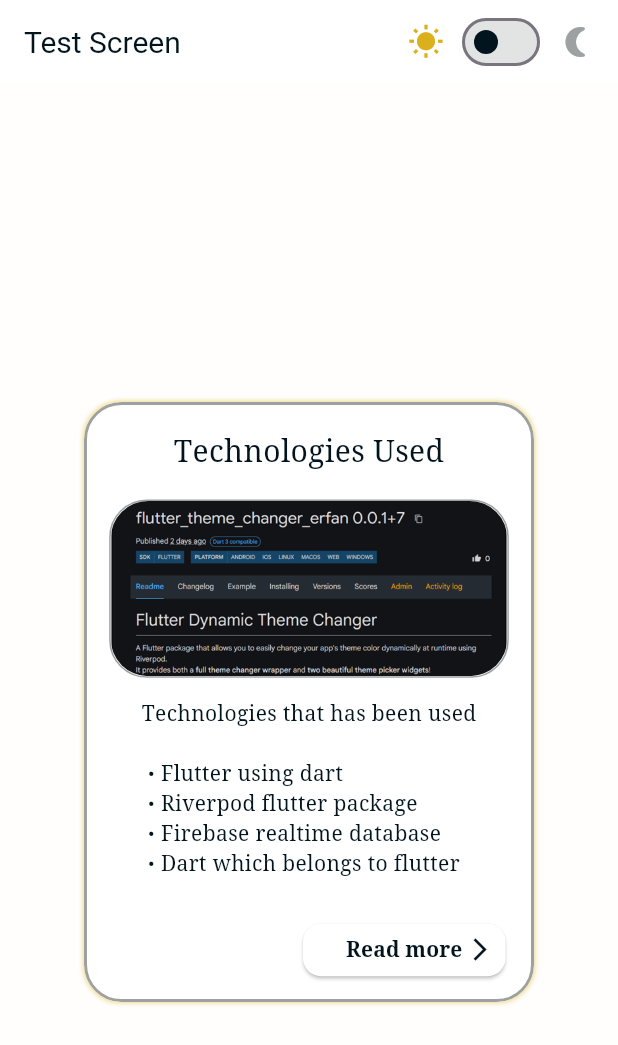
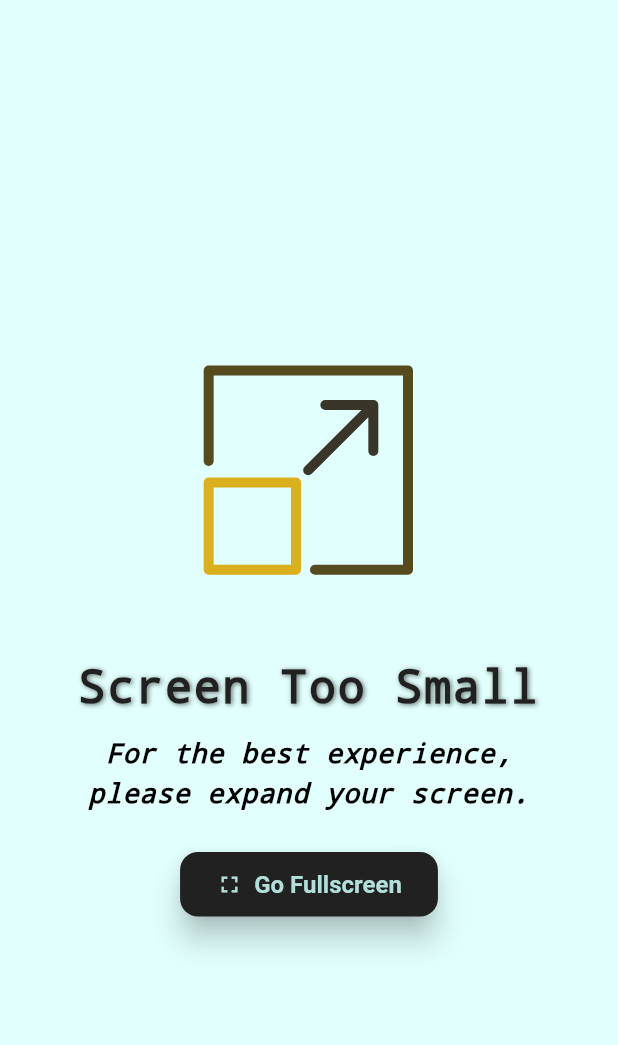
Before and after one commit to erfanalizada/portfolio, a Flutter app: the screen it shows after launch, on a phone screen of 412 x 824 dp. Shown: the top 1045 px of the screen. Run offline on Flutter 3.47's test engine with Material 3 defaults, Android fonts, the phone set to English and light mode, and no system bars; our stand-ins replace flutter_riverpod, lottie, shared_preferences, web; missing offline and left inert: dart:js_interop.

Commit message:
Added the hero widget, Added a screen overlay upon screen size change

```diff
--- /dev/null
+++ b/lib/app/helpers/web_fullscreen_helper.dart
@@ -0,0 +1,15 @@
+@JS()
+library web_fullscreen_helper;
+
+import 'package:web/web.dart' as web;
+import 'dart:js_interop';
+
+@JS('Element.prototype.requestFullscreen')
+external JSFunction get _requestFullscreen;
+
+/// Requests fullscreen mode for the entire document.
+/// Works on Flutter Web with no deprecated imports.
+void enterFullscreen() {
+  final htmlElement = web.document.documentElement!;
+  _requestFullscreen.callAsFunction(htmlElement);
+}
--- a/lib/app/models/color_model.dart
+++ b/lib/app/models/color_model.dart
@@ -1,4 +1,6 @@
 import 'dart:ui';
+
+import 'package:flutter/material.dart';
 
 class AppColors {
   final Color button;
@@ -9,6 +11,7 @@ class AppColors {
   final Color links;
   final Color border;
   final Color buttonText;
+  final Color appbar;
 
   const AppColors({
     required this.button,
@@ -18,6 +21,7 @@ class AppColors {
     required this.text,
     required this.links,
     required this.border,
-    required this.buttonText
+    required this.buttonText,
+    required this.appbar,
   });
 }
--- a/lib/app/providers/theme/theme_provider.dart
+++ b/lib/app/providers/theme/theme_provider.dart
@@ -3,31 +3,33 @@ import 'package:flutter_riverpod/flutter_riverpod.dart';
 import 'package:portfolio/app/providers/theme/theme_saver_class.dart';
 import 'package:portfolio/app/models/color_model.dart';
 
-final darkModeProvider  = AsyncNotifierProvider<ModeNotifier,bool>(ModeNotifier.new);
+final darkModeProvider = AsyncNotifierProvider<ModeNotifier, bool>(ModeNotifier.new);
+
+const lightAppColors = AppColors(
+  button: Color(0xFF4CAF50),              // Vibrant lime green for buttons (from "Lime" 500)
+  primary: Color.fromARGB(255, 225, 255, 253),             // Light cyan background (inspired by overall light tone)
+  secondary: Color(0xFFB2DFDB),           // Softer cyan for surfaces (from "Tiber" lighter shades)
+  title: Color(0xFF212121),               // Dark gray for bold headers (from "Fusveous Gray" darker tones)
+  text: Color.fromARGB(255, 0, 0, 0),                // Medium gray for readable text
+  buttonText: Color(0xFFFFFFFF),          // Crisp white for button text
+  links: Color(0xFF2196F3),               // Bright blue for links (from "Tiber" blues)
+  border: Color(0xFFB0BEC5),              // Light gray-blue for borders
+  appbar: Color(0xFFB2DFDB),              // Fresh cyan for app bar (from "Tiber" 300-400 range)
+);
 
 
-const lightAppColors = AppColors(
-  button: Colors.white,
-  primary: Color(0xFFFFFEFD),
-  secondary: Color(0xFFFFFFFF),
-  title: Color(0xFF094DBE),
-  text: Color(0xFF02141D),
-  buttonText: Color(0xFF02141D),
-  links: Color(0xFFDAB11C),
-  border: Color(0xFF9DA1A2),
-);
 
 const darkAppColors = AppColors(
-  button: Color(0xFFDAB11C),
-  primary: Color(0xFF02141D),
-  secondary: Color(0xFF001E29),
-  title: Color(0xFFDAB11C),
-  text: Color(0xFFFFFEFD),
-  buttonText: Color(0xFF02141D),
-  links: Color(0xFF55C3E1),
-  border: Color(0xFF40565E),
+  button: Color(0xFFDAB11C),                        // Golden yellow
+  primary: Color(0xFF02141D),                       // Deep navy
+  secondary: Color(0xFF001E29),                     // Darker contrast
+  title: Color(0xFFDAB11C),                         // Same gold for brand
+  text: Color(0xFFFFFEFD),                          // Off-white text
+  buttonText: Color(0xFF02141D),                    // Dark on gold
+  links: Color(0xFF55C3E1),                         // Light blue links
+  border: Color(0xFF40565E),                        // Dark grey-blue borders
+  appbar: Color(0xFF001E29),                        // Slightly lighter than primary for hierarchy
 );
-
 
 final appColorsProvider = Provider<AppColors>((ref) {
   final isDarkMode = ref.watch(darkModeProvider).value ?? false;
--- a/lib/app/screens/test_screen.dart
+++ b/lib/app/screens/test_screen.dart
@@ -7,6 +7,7 @@ import 'package:portfolio/app/providers/theme/theme_provider.dart';
 import 'package:portfolio/app/widgets/glow_wrapper.dart';
 import 'package:portfolio/app/widgets/small_container.dart';
 import 'package:portfolio/app/widgets/toggle_widget.dart';
+import 'package:portfolio/app/widgets/hero_widget.dart';
 
 class TestScreen extends ConsumerWidget {
   const TestScreen({super.key});
@@ -17,13 +18,18 @@ class TestScreen extends ConsumerWidget {
     final ITextBuilder generateText = ref.watch(textProvider);
 
     final Map<String, List<String>> techStack = {
-      'Technologies that has been used': ['Flutter using dart', 'Riverpod flutter package', 'Firebase realtime database', 'Dart which belongs to flutter'],
+      'Technologies that has been used': [
+        'Flutter using dart',
+        'Riverpod flutter package',
+        'Firebase realtime database',
+        'Dart which belongs to flutter',
+      ],
     };
 
     return Scaffold(
       backgroundColor: getColors.primary,
       appBar: AppBar(
-        backgroundColor: getColors.secondary,
+        backgroundColor: getColors.appbar,
         title: const Text("Test Screen"),
         titleTextStyle: TextStyle(fontSize: 20, color: getColors.text),
         actions: [
@@ -33,14 +39,40 @@ class TestScreen extends ConsumerWidget {
           ),
         ],
       ),
-      body: SingleChildScrollView(
-        child: ConstrainedBox(
-          constraints: BoxConstraints(
-            minHeight: MediaQuery.of(context).size.height,
+      body: LayoutBuilder(
+        builder: (context, constraints) {
+          // 👇 Changed breakpoint from 800 to 1050
+          final bool isSmallScreen = constraints.maxWidth < 1050;
+
+          return SingleChildScrollView(
+            padding: const EdgeInsets.symmetric(vertical: 40),
+            child: Center(
+              child: Flex(
+                direction: isSmallScreen ? Axis.vertical : Axis.horizontal,
+                mainAxisAlignment: MainAxisAlignment.center,
+                crossAxisAlignment: CrossAxisAlignment.center,
+                children: [
+                  Container(
+                    width: isSmallScreen ? double.infinity : null,
+                    padding: const EdgeInsets.all(8),
+                    constraints: const BoxConstraints(maxWidth: 700),
+                    child: GlowWrapper(
+                      color: getColors.links,
+                      intensity: 2,
+                      hoverIntensity: 25,
+                      hoverSpread: 2,
+                      radius: 25,
+                      child: HeroWidget(colors: getColors),
                     ),
-          child: Center(
-            child: Padding(
-              padding: const EdgeInsets.symmetric(vertical: 40),
+                  ),
+                  SizedBox(
+                    width: isSmallScreen ? 0 : 40,
+                    height: isSmallScreen ? 40 : 0,
+                  ),
+                  Container(
+                    width: isSmallScreen ? double.infinity : null,
+                    padding: const EdgeInsets.all(8),
+                    constraints: const BoxConstraints(maxWidth: 300),
                     child: GlowWrapper(
                       color: getColors.links,
                       intensity: 2,
@@ -55,8 +87,11 @@ class TestScreen extends ConsumerWidget {
                       ),
                     ),
                   ),
+                ],
               ),
             ),
+          );
+        },
       ),
     );
   }
--- /dev/null
+++ b/lib/app/widgets/hero_widget.dart
@@ -0,0 +1,184 @@
+import 'package:flutter/material.dart';
+import 'package:flutter_riverpod/flutter_riverpod.dart';
+import 'package:portfolio/app/enums/yellow_button_icon_position_enum.dart';
+import 'package:portfolio/app/interfaces/i_text_builder.dart';
+import 'package:portfolio/app/models/color_model.dart';
+import 'package:portfolio/app/providers/managers/manager_providers.dart';
+import 'package:portfolio/app/widgets/yellow_button_widget.dart';
+
+class HeroWidget extends ConsumerWidget {
+  final AppColors colors;
+  const HeroWidget({super.key, required this.colors});
+
+  @override
+  Widget build(BuildContext context, WidgetRef ref) {
+    final Map<String, List<String>> textContent = {
+      'Programming languages mastering:': [
+        'Flutter (Mobile App development)',
+        'React (Web App development)',
+        'Java for setting API',
+      ],
+    };
+    final ITextBuilder generateText = ref.watch(textProvider);
+
+    return Container(
+      width: 700,
+      padding: const EdgeInsets.all(8),
+      decoration: BoxDecoration(
+        color: colors.secondary,
+        borderRadius: BorderRadius.circular(25),
+        border: Border.all(color: colors.border, width: 2),
+      ),
+      child: LayoutBuilder(
+        builder: (context, constraints) {
+          final imageWidth = constraints.maxWidth * 0.4;
+          final contentWidth = constraints.maxWidth - imageWidth - 8;
+
+          return SingleChildScrollView(
+            child: IntrinsicHeight(
+              child: Row(
+                crossAxisAlignment: CrossAxisAlignment.start,
+                children: [
+                  // First Column (Image)
+                  Container(
+                    width: imageWidth,
+                    decoration: BoxDecoration(
+                      borderRadius: BorderRadius.circular(25),
+                    ),
+                    child: ClipRRect(
+                      borderRadius: BorderRadius.circular(25),
+                      child: Image.asset(
+                        'assets/personal_pic.png',
+                        fit: BoxFit.cover,
+                      ),
+                    ),
+                  ),
+                  SizedBox(width: 8),
+
+                  // Second Column (Content)
+                  SizedBox(
+                    width: contentWidth,
+                    child: Column(
+                      crossAxisAlignment: CrossAxisAlignment.start,
+                      children: [
+                        // Title + Logo
+                        Padding(
+                          padding: const EdgeInsets.only(top: 16.0, left: 8.0, right: 8.0),
+                          child: Column(
+                            children: [
+                              Row(
+                                crossAxisAlignment: CrossAxisAlignment.start,
+                                mainAxisAlignment: MainAxisAlignment.spaceBetween,
+                                children: [
+                                  Expanded(
+                                    child: Text(
+                                      "Hi, I'm \nErfan Alizada ",
+                                      style: TextStyle(
+                                        fontSize: 25,
+                                        fontWeight: FontWeight.bold,
+                                        fontFamily: 'KohSantepheap',
+                                        color: colors.title,
+                                      ),
+                                    ),
+                                  ),
+                                  Padding(
+                                    padding: const EdgeInsets.only(top: 4.0, right: 16.0),
+                                    child: Image.asset(
+                                      'assets/nl_logo.png',
+                                      height: 45,
+                                      width: 45,
+                                    ),
+                                  ),
+                                ],
+                              ),
+                              SizedBox(height: 4),
+                              Container(
+                                height: 2,
+                                color: colors.button,
+                                width: double.infinity,
+                              ),
+                            ],
+                          ),
+                        ),
+
+                        SizedBox(height: 30),
+
+                        Text(
+                          'Software Engineer specializing in Mobile & Web App Development and API’s',
+                          style: TextStyle(
+                            color: colors.text,
+                            fontSize: 17,
+                            fontFamily: 'KohSantepheap',
+                          ),
+                        ),
+
+                        SizedBox(height: 15),
+
+                        Padding(
+                          padding: const EdgeInsets.symmetric(horizontal: 8.0),
+                          child: Text(
+                            generateText.buildUnorderedList(textContent),
+                            style: TextStyle(
+                              fontSize: 14,
+                              color: colors.text,
+                              fontFamily: 'KohSantepheap',
+                            ),
+                          ),
+                        ),
+
+                        Padding(
+                          padding: const EdgeInsets.all(8.0),
+                          child: Column(
+                            crossAxisAlignment: CrossAxisAlignment.start,
+                            children: [
+                              Text(
+                                'This portfolio is built with Flutter',
+                                style: TextStyle(
+                                  fontSize: 18,
+                                  fontWeight: FontWeight.w500,
+                                  color: colors.title,
+                                  fontFamily: 'KohSantepheap',
+                                ),
+                              ),
+                              SizedBox(height: 80),
+
+                              Row(
+                                mainAxisAlignment: MainAxisAlignment.spaceBetween,
+                                children: [
+                                  Row(
+                                    children: [
+                                      Image.asset('assets/flutter_logo.png', height: 35),
+                                      SizedBox(width: 16),
+                                      Image.asset('assets/react_logo.png', height: 35),
+                                      SizedBox(width: 16),
+                                      Image.asset('assets/java_logo.png', height: 35),
+                                    ],
+                                  ),
+
+                                  Padding(
+                                    padding: const EdgeInsets.only(right: 12.0),
+                                    child: YellowButtonWidget(
+                                      buttonText: "Read more",
+                                      callback: () {},
+                                      icon: const Icon(Icons.arrow_forward_ios),
+                                      iconPosition: IconPosition.right,
+                                      colors: colors,
+                                    ),
+                                  ),
+                                ],
+                              ),
+                            ],
+                          ),
+                        ),
+                      ],
+                    ),
+                  ),
+                ],
+              ),
+            ),
+          );
+        },
+      ),
+    );
+  }
+}
--- /dev/null
+++ b/lib/app/widgets/screen_size_overlay.dart
@@ -0,0 +1,99 @@
+import 'package:flutter/material.dart';
+import 'package:lottie/lottie.dart';
+import 'package:portfolio/app/helpers/web_fullscreen_helper.dart';
+import 'package:portfolio/app/models/color_model.dart';
+import 'package:portfolio/app/widgets/inside_widget_hover_effect.dart';
+
+class ScreenSizeOverlay extends StatelessWidget {
+  final Widget screen;
+  final double minWidth;
+  final AppColors colors;
+
+  const ScreenSizeOverlay({
+    super.key,
+    required this.screen,
+    this.minWidth = 750,
+    required this.colors,
+  });
+
+  @override
+  Widget build(BuildContext context) {
+    final screenWidth = MediaQuery.of(context).size.width;
+
+    return Stack(
+      children: [
+        screen,
+        if (screenWidth < minWidth)
+          Positioned.fill(
+            child: Container(
+              color: colors.primary,
+              alignment: Alignment.center,
+              child: Column(
+                mainAxisAlignment: MainAxisAlignment.center,
+                children: [
+                  Lottie.asset(
+                    'assets/resize_animation.json',
+                    width: 200,
+                    repeat: true,
+                  ),
+                  const SizedBox(height: 30),
+                   Text(
+                    'Screen Too Small',
+                    textAlign: TextAlign.center,
+                    style: TextStyle(
+                      fontSize: 30,
+                      fontWeight: FontWeight.w700,
+                      letterSpacing: 1.2,
+                      color: colors.title,
+                      decoration: TextDecoration.none,
+                      shadows: [
+                        Shadow(
+                          color: Colors.black54,
+                          offset: Offset(1, 1),
+                          blurRadius: 4,
+                        ),
+                      ],
+                    ),
+                  ),
+                  const SizedBox(height: 12),
+                   Text(
+                    'For the best experience,\nplease expand your screen.',
+                    textAlign: TextAlign.center,
+                    style: TextStyle(
+                      fontSize: 18,
+                      color: colors.text,
+                      fontStyle: FontStyle.italic,
+                      height: 1.5,
+                      letterSpacing: 0.5,
+                      decoration: TextDecoration.none,
+                    ),
+                  ),
+                  const SizedBox(height: 24),
+                  HoverEffectWrapper(child:   ElevatedButton.icon(
+                    onPressed: enterFullscreen,
+                    icon: const Icon(Icons.fullscreen),
+                    label: const Text('Go Fullscreen'),
+                    style: ElevatedButton.styleFrom(
+                      backgroundColor: colors.title,
+                      foregroundColor: colors.secondary,
+                      padding: const EdgeInsets.symmetric(horizontal: 24, vertical: 12),
+                      textStyle: const TextStyle(
+                        fontSize: 16,
+                        fontWeight: FontWeight.bold,
+                      ),
+                      shape: RoundedRectangleBorder(
+                        borderRadius: BorderRadius.circular(12),
+                      ),
+                      elevation: 8,
+                    ),
+                  ),)
+
+
+                ],
+              ),
+            ),
+          ),
+      ],
+    );
+  }
+}
--- a/lib/app/widgets/small_container.dart
+++ b/lib/app/widgets/small_container.dart
@@ -1,7 +1,6 @@
 import 'package:flutter/material.dart';
 import 'package:portfolio/app/enums/yellow_button_icon_position_enum.dart';
 import 'package:portfolio/app/models/color_model.dart';
-import 'package:portfolio/app/widgets/inside_widget_hover_effect.dart';
 import 'package:portfolio/app/widgets/yellow_button_widget.dart';
 
 class SmallContainer extends StatelessWidget {
@@ -21,7 +20,10 @@ class SmallContainer extends StatelessWidget {
   @override
   Widget build(BuildContext context) {
     return Container(
-      width: 300,
+      constraints: const BoxConstraints(
+        maxWidth: 300,
+        minWidth: 0,
+      ),
       height: 400,
       decoration: BoxDecoration(
         color: colors.secondary,
@@ -34,11 +36,10 @@ class SmallContainer extends StatelessWidget {
           final imageHeight = constraints.maxHeight * 0.3;
 
           return Column(
-            mainAxisAlignment: MainAxisAlignment.start, // 👈 Start from top
+            mainAxisAlignment: MainAxisAlignment.start,
             crossAxisAlignment: CrossAxisAlignment.center,
             children: [
-              const SizedBox(height: 16), // Add a little top margin
-              // Title
+              const SizedBox(height: 16),
               Padding(
                 padding: const EdgeInsets.only(bottom: 8),
                 child: Text(
@@ -51,10 +52,7 @@ class SmallContainer extends StatelessWidget {
                   textAlign: TextAlign.center,
                 ),
               ),
-
               const SizedBox(height: 10),
-
-              // Image
               Padding(
                 padding: const EdgeInsets.symmetric(horizontal: 10),
                 child: Container(
@@ -70,10 +68,7 @@ class SmallContainer extends StatelessWidget {
                   ),
                 ),
               ),
-
               const SizedBox(height: 14),
-
-              // Body text
               Padding(
                 padding: const EdgeInsets.symmetric(horizontal: 12),
                 child: Text(
@@ -86,12 +81,8 @@ class SmallContainer extends StatelessWidget {
                   ),
                 ),
               ),
-
               const SizedBox(height: 10),
-
-              HoverEffectWrapper(
-                scaleFactor: 1.02,
-                child: Padding(
+              Padding(
                 padding: const EdgeInsets.only(right: 17),
                 child: Align(
                   alignment: Alignment.centerRight,
@@ -104,7 +95,6 @@ class SmallContainer extends StatelessWidget {
                   ),
                 ),
               ),
-              ),
             ],
           );
         },
--- a/lib/app/widgets/toggle_widget.dart
+++ b/lib/app/widgets/toggle_widget.dart
@@ -1,7 +1,7 @@
 import 'package:flutter/material.dart';
 import 'package:flutter_riverpod/flutter_riverpod.dart';
 import 'package:portfolio/app/providers/theme/theme_provider.dart';
-import 'package:portfolio/app/models/color_model.dart'; // your AppColors model
+import 'package:portfolio/app/models/color_model.dart';
 
 class ToggleWidget extends ConsumerWidget {
   final AppColors colors;
@@ -12,22 +12,28 @@ class ToggleWidget extends ConsumerWidget {
     final isDarkMode = ref.watch(darkModeProvider).value ?? false;
     final modeNotifier = ref.read(darkModeProvider.notifier);
 
+    // Color logic based on current mode
+    final Color toggleColor = isDarkMode ? colors.links : colors.button;
+
     return Row(
       mainAxisSize: MainAxisSize.min,
       children: [
-        Icon(Icons.wb_sunny, color: isDarkMode ? colors.border : colors.links),
+        Icon(Icons.wb_sunny, size: 20, color: isDarkMode ? colors.border : colors.button),
         Padding(
           padding: const EdgeInsets.symmetric(horizontal: 8.0),
           child: Switch(
             value: isDarkMode,
             onChanged: (_) => modeNotifier.toggle(),
-            activeColor: colors.links,              // thumb when ON
-            activeTrackColor: colors.border,        // track when ON
-            inactiveThumbColor: colors.buttonText,  // thumb when OFF
-            inactiveTrackColor: colors.border.withValues(alpha: 0.3), // track when OFF
+
+            activeColor: toggleColor,                         // Thumb when ON
+            activeTrackColor: toggleColor.withOpacity(0.4),   // Track when ON
+            inactiveThumbColor: toggleColor,                  // Thumb when OFF
+            inactiveTrackColor: toggleColor.withOpacity(0.3), // Track when OFF
+
+            materialTapTargetSize: MaterialTapTargetSize.shrinkWrap,
           ),
         ),
-        Icon(Icons.nightlight_round, color: isDarkMode ? colors.links : colors.border),
+        Icon(Icons.nightlight_round, size: 20, color: isDarkMode ? colors.links : colors.border),
       ],
     );
   }
--- a/lib/app/widgets/yellow_button_widget.dart
+++ b/lib/app/widgets/yellow_button_widget.dart
@@ -2,6 +2,7 @@ import 'package:flutter/material.dart';
 import 'package:flutter_riverpod/flutter_riverpod.dart';
 import 'package:portfolio/app/enums/yellow_button_icon_position_enum.dart';
 import 'package:portfolio/app/models/color_model.dart';
+import 'package:portfolio/app/widgets/inside_widget_hover_effect.dart';
 
 class YellowButtonWidget extends ConsumerWidget {
   final String buttonText;
@@ -24,6 +25,10 @@ class YellowButtonWidget extends ConsumerWidget {
     return SizedBox(
       width: 135,
       height: 35,
+
+      child: HoverEffectWrapper(
+        scaleFactor: 1.03,
+
         child: ElevatedButton(
           onPressed: callback,
           style: ElevatedButton.styleFrom(
@@ -41,10 +46,12 @@ class YellowButtonWidget extends ConsumerWidget {
               Center(
                 child: Text(
                   buttonText,
-                style: const TextStyle(fontSize: 14, fontFamily: 'KohSantepheap', fontWeight: FontWeight.bold
+                  style: const TextStyle(
+                    fontSize: 14,
+                    fontFamily: 'KohSantepheap',
+                    fontWeight: FontWeight.bold,
                   ),
                   textAlign: TextAlign.center,
-
                 ),
               ),
 
@@ -62,6 +69,7 @@ class YellowButtonWidget extends ConsumerWidget {
             ],
           ),
         ),
+      ),
     );
   }
 }
--- a/lib/main.dart
+++ b/lib/main.dart
@@ -2,6 +2,7 @@ import 'package:flutter/material.dart';
 import 'package:flutter_riverpod/flutter_riverpod.dart';
 import 'package:portfolio/app/providers/theme/theme_provider.dart';
 import 'package:portfolio/app/screens/test_screen.dart';
+import 'package:portfolio/app/widgets/screen_size_overlay.dart';
 
 void main() {
   runApp(const ProviderScope(child: MyApp()));
@@ -13,6 +14,7 @@ class MyApp extends ConsumerWidget {
   @override
   Widget build(BuildContext context, WidgetRef ref) {
     final darkModeAsync = ref.watch(darkModeProvider);
+    final getColors=ref.watch(appColorsProvider);
 
     return darkModeAsync.when(
       loading: () => const MaterialApp(
@@ -31,7 +33,7 @@ class MyApp extends ConsumerWidget {
           theme: ThemeData.light(),
           darkTheme: ThemeData.dark(),
           themeMode: isDarkmode ? ThemeMode.dark : ThemeMode.light,
-          home: TestScreen(),
+          home: ScreenSizeOverlay(screen: TestScreen(),colors: getColors,),
         );
       },
     );
```
Also changed, not shown: assets/resize_animation.json (added, +1 -0 lines), pubspec.yaml (+8 -0 lines), assets/flutter_logo.png (added), assets/java_logo.png (added), assets/nl_logo.png (added), assets/personal_pic.png (added), assets/react_logo.png (added), pubspec.lock. Lines whose indentation alone changed are shown as unchanged.
